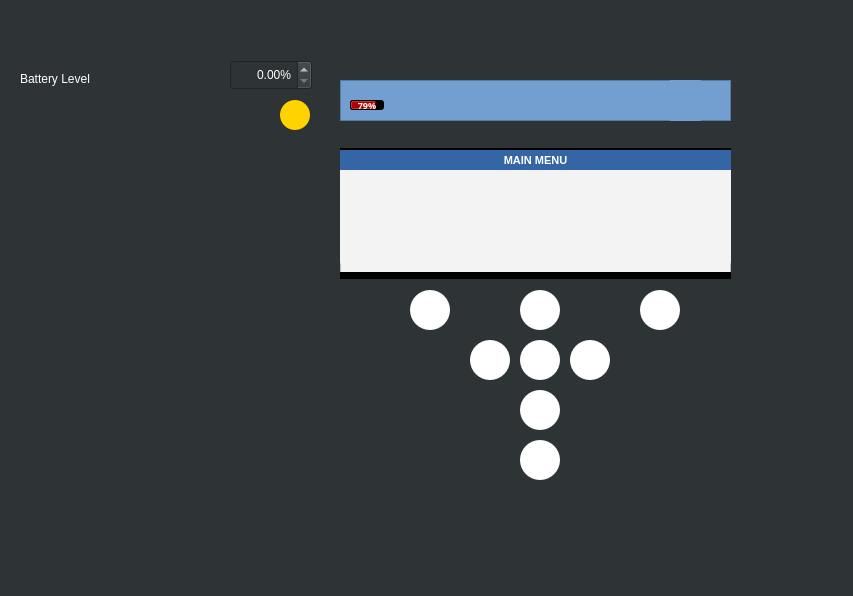
This is HRV/mainwindow.ui in NirmithDAlmeida/HRV3004Team6 as Qt 5 draws it before an edit. The edited form follows.
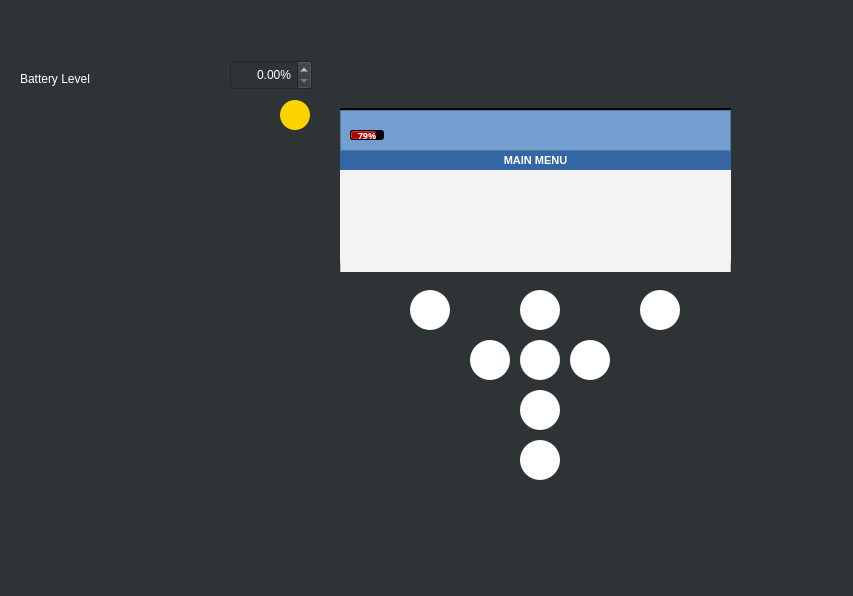
This is the edited form. Icons and pictures are not drawn.

The edit to the form file:
```diff
--- a/HRV/mainwindow.ui
+++ b/HRV/mainwindow.ui
@@ -136,7 +136,7 @@
     <property name="geometry">
      <rect>
       <x>340</x>
-      <y>80</y>
+      <y>110</y>
       <width>391</width>
       <height>41</height>
      </rect>
@@ -153,10 +153,10 @@
     <widget class="QLabel" name="electrodeLabel">
      <property name="geometry">
       <rect>
-       <x>330</x>
-       <y>0</y>
-       <width>31</width>
-       <height>41</height>
+       <x>350</x>
+       <y>10</y>
+       <width>21</width>
+       <height>21</height>
       </rect>
      </property>
      <property name="styleSheet">
@@ -166,7 +166,7 @@
       <string/>
      </property>
      <property name="pixmap">
-      <pixmap resource="HRVImages.qrc">:/images/icons/electrodeOff.svg</pixmap>
+      <pixmap resource="HRVImages.qrc">:/images/icons/RedHeart.svg</pixmap>
      </property>
      <property name="scaledContents">
       <bool>true</bool>
@@ -225,9 +225,9 @@
     <property name="geometry">
      <rect>
       <x>340</x>
-      <y>148</y>
+      <y>108</y>
       <width>391</width>
-      <height>131</height>
+      <height>161</height>
      </rect>
     </property>
     <property name="styleSheet">
@@ -902,7 +902,6 @@
    <zorder>batteryLevelAdminLabel</zorder>
    <zorder>denasDeviceGraphic_2</zorder>
    <zorder>powerButton</zorder>
-   <zorder>statusBarQFrame</zorder>
    <zorder>powerOffView</zorder>
    <zorder>programViewWidget</zorder>
    <zorder>menuLabel</zorder>
@@ -913,6 +912,7 @@
    <zorder>rightButton</zorder>
    <zorder>leftButton</zorder>
    <zorder>downButton</zorder>
+   <zorder>statusBarQFrame</zorder>
   </widget>
  </widget>
  <layoutdefault spacing="6" margin="11"/>
```
